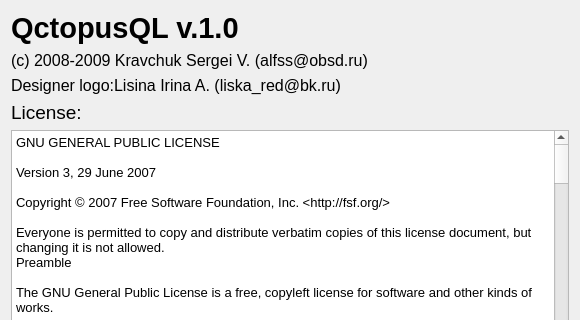
First picture: the form in form/about.ui, repository alfssobsd/qctopusql, before the edit; both pictures show x 0 to 580 and y 0 to 320 of the 580 by 491 pixel window.
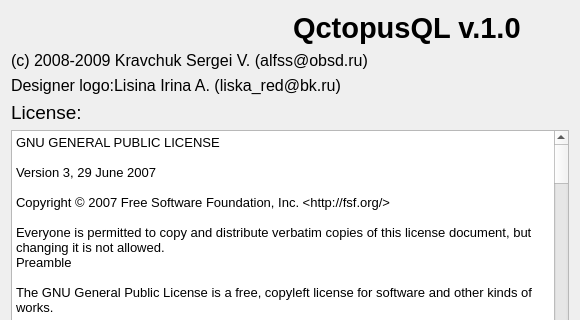
Second picture: the form after the edit. Icons and pictures are not drawn.

```diff
--- a/form/about.ui
+++ b/form/about.ui
@@ -14,6 +14,18 @@
   </property>
   <layout class="QVBoxLayout" name="verticalLayout" >
    <item>
+    <layout class="QHBoxLayout" name="horizontalLayout" >
+     <item>
+      <widget class="QLabel" name="label_5" >
+       <property name="text" >
+        <string/>
+       </property>
+       <property name="pixmap" >
+        <pixmap resource="image.qrc" >:/logo_128/images/logo/logo_128.png</pixmap>
+       </property>
+      </widget>
+     </item>
+     <item>
     <widget class="QLabel" name="label" >
      <property name="font" >
       <font>
@@ -27,6 +39,8 @@
      </property>
     </widget>
    </item>
+    </layout>
+   </item>
    <item>
     <widget class="QLabel" name="label_3" >
      <property name="font" >
```
Left out of the diff: 4 changed lines with no effect on the pictures. Lines whose indentation alone changed are shown as unchanged.
